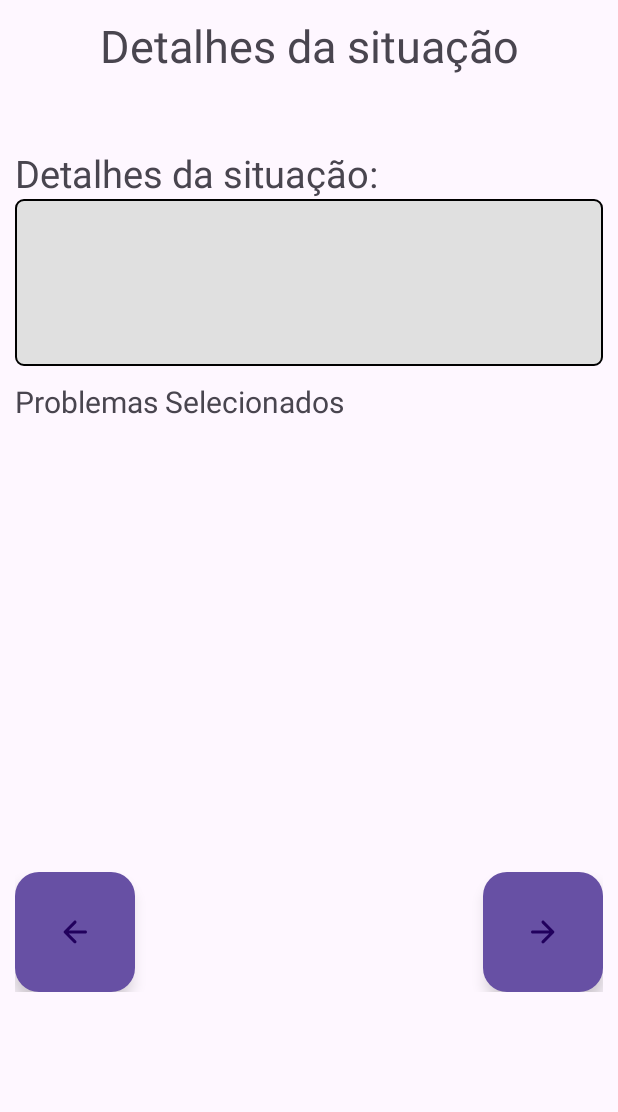
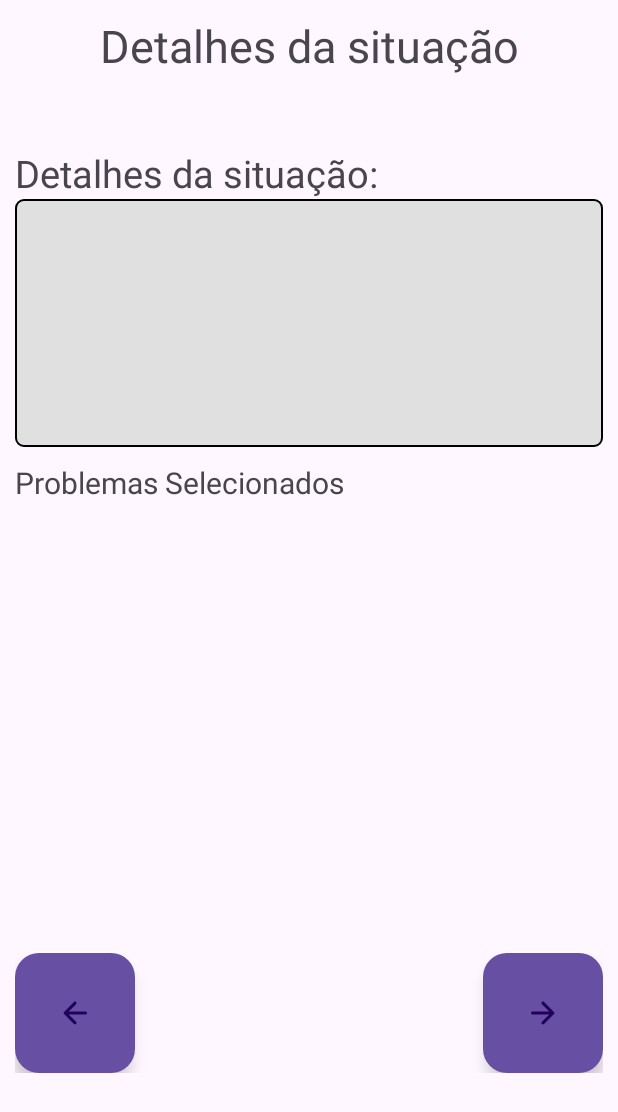
Before and after one commit to olucasfracaro/Infralerta, an Android app: the Tela_Detalhes screen opened directly, with no data from a screen before it, on a phone screen of 412 x 824 dp. Shown: the top 1112 px of the screen. Run offline under Robolectric (Android 15) with nearby library versions, the phone set to English and light mode, and no system bars; 1 statement that could not run was skipped.

Commit message:
fix: texto de detalhes não move mais pra baixo ao ultrapassar o limite de linhas

```diff
--- a/app/src/main/res/layout/activity_tela_detalhes.xml
+++ b/app/src/main/res/layout/activity_tela_detalhes.xml
@@ -37,9 +37,9 @@
         android:textSize="15sp"
         android:inputType="textMultiLine"
         android:lines="8"
-        android:minLines="6"
+        android:minLines="9"
         android:gravity="top|start"
-        android:maxLines="10"
+        android:maxLines="9"
         android:scrollbars="vertical"
         android:background="@drawable/edit_text_border"
         >
```
